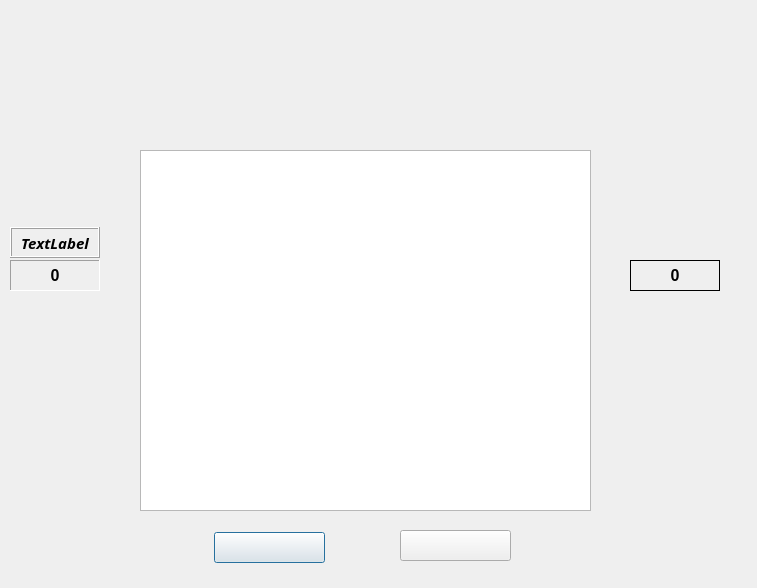
Before: the Qt Designer form 1vs1_qt/Second_version/dotandbox_1_1/game_window.ui in MarcoAlejandro/dotandbox_github, drawn with Qt 5.
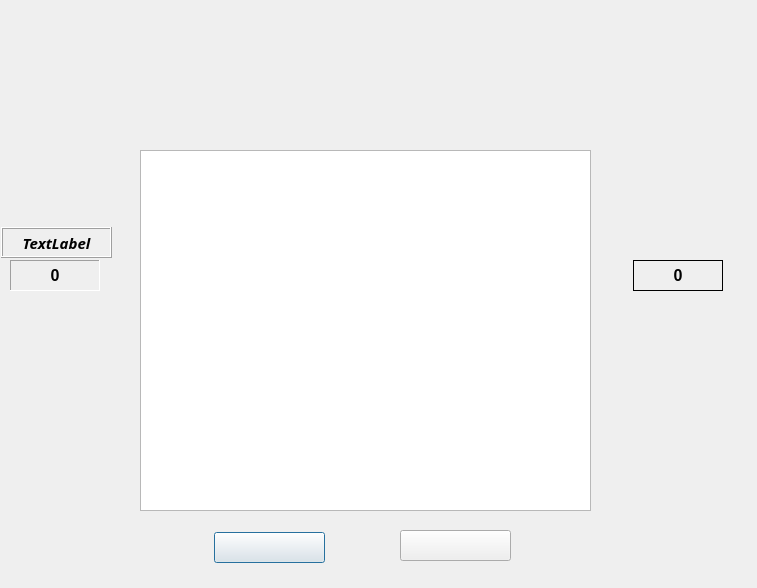
After: the same form once the commit is applied. Icons and pictures are not drawn. Custom widgets are drawn as their Qt base class.

Commit message: Finally, our game is ready. Let's play! :)

```diff
--- a/1vs1_qt/Second_version/dotandbox_1_1/game_window.ui
+++ b/1vs1_qt/Second_version/dotandbox_1_1/game_window.ui
@@ -135,9 +135,9 @@
   <widget class="QLabel" name="l_p2_id">
    <property name="geometry">
     <rect>
-     <x>630</x>
+     <x>620</x>
      <y>227</y>
-     <width>90</width>
+     <width>111</width>
      <height>31</height>
     </rect>
    </property>
@@ -174,7 +174,7 @@
   <widget class="QLabel" name="l_p2_score">
    <property name="geometry">
     <rect>
-     <x>630</x>
+     <x>633</x>
      <y>260</y>
      <width>90</width>
      <height>31</height>
@@ -203,9 +203,9 @@
   <widget class="QLabel" name="l_p1_id">
    <property name="geometry">
     <rect>
-     <x>10</x>
+     <x>1</x>
      <y>227</y>
-     <width>90</width>
+     <width>111</width>
      <height>31</height>
     </rect>
    </property>
```
The commit also changes 12 other files.
